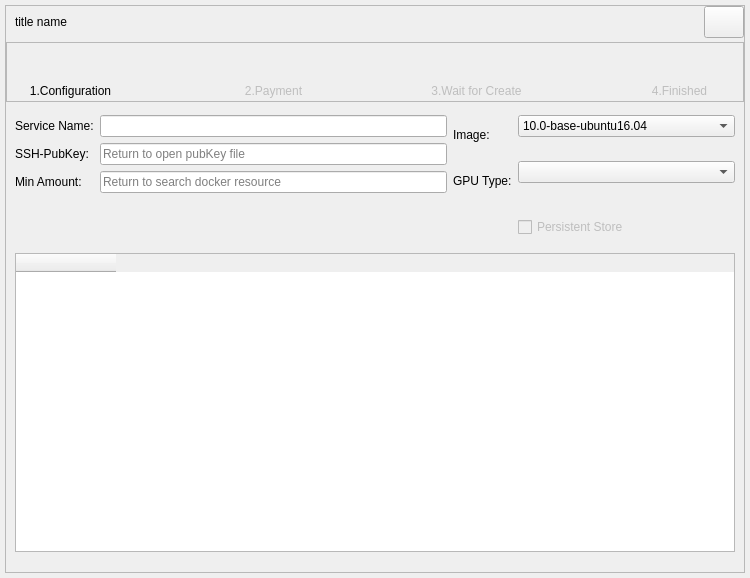
MassGrid/MassGrid, file src/qt/forms/adddockerservicedlg.ui: the form before one commit.
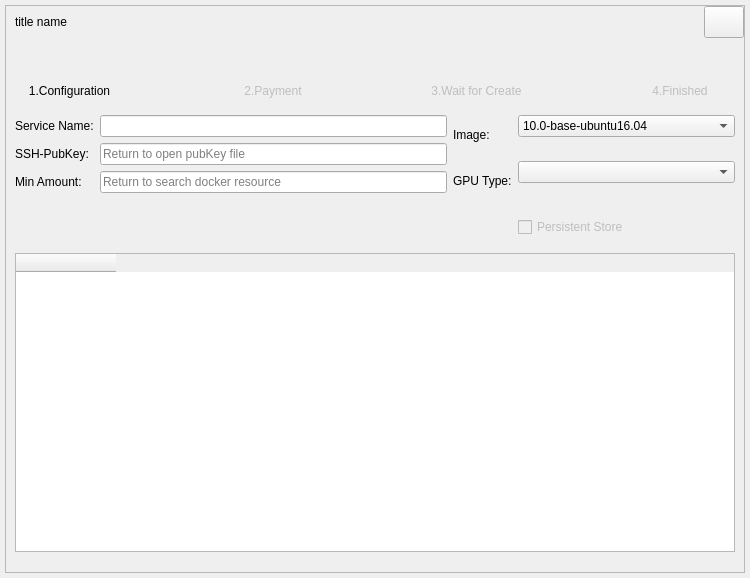
The form after the commit. Icons and pictures are not drawn. Custom widgets are drawn as their Qt base class.

```diff
--- a/src/qt/forms/adddockerservicedlg.ui
+++ b/src/qt/forms/adddockerservicedlg.ui
@@ -156,7 +156,9 @@
             </size>
            </property>
            <property name="styleSheet">
-            <string notr="true"/>
+            <string notr="true">QFrame#frame_step{
+border:hidden;
+}</string>
            </property>
            <property name="frameShape">
             <enum>QFrame::StyledPanel</enum>
```
Left out of the diff: 20 changed lines with no effect on the pictures.
